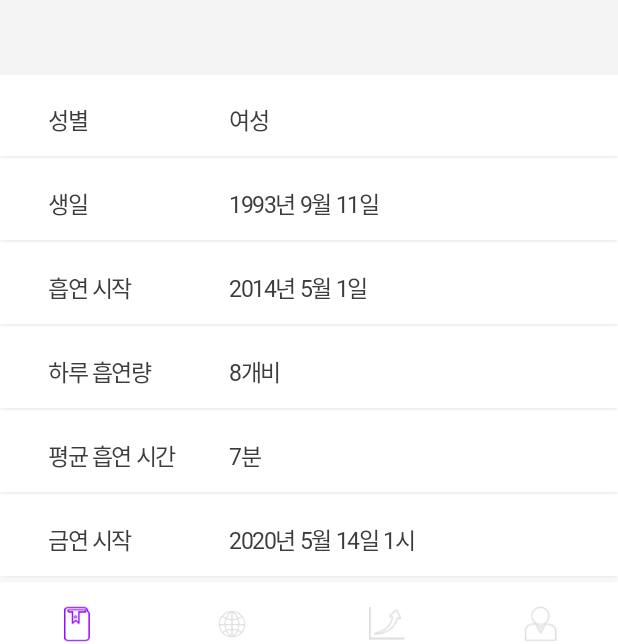
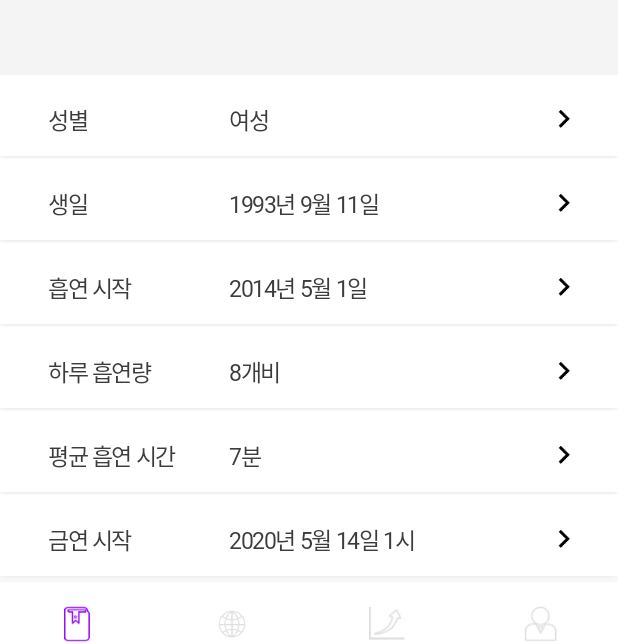
Before and after one commit to 1111111111-app/sNoker, an Android app: the fragment MyPageFragment placed in its activity, on a phone screen of 412 x 824 dp. Shown: the part 570-1214 px from the top of the screen. Run offline under Robolectric (Android 15) with nearby library versions, the phone set to English and light mode, and no system bars; our stand-ins replace data binding.

Commit message:
Add mypage fragment resource

```diff
--- a/app/src/main/res/layout/fragment_mypage.xml
+++ b/app/src/main/res/layout/fragment_mypage.xml
@@ -100,7 +100,7 @@
             app:layout_constraintTop_toTopOf="@+id/myPostImage" />
 
         <ImageView
-            android:id="@+id/imageView5"
+            android:id="@+id/changePostImage"
             android:layout_width="wrap_content"
             android:layout_height="wrap_content"
             android:layout_marginEnd="24dp"
@@ -108,7 +108,7 @@
             app:layout_constraintBottom_toBottomOf="@+id/myPostImage"
             app:layout_constraintEnd_toEndOf="parent"
             app:layout_constraintTop_toTopOf="@+id/myPostImage"
-            app:srcCompat="@drawable/chevron_right" />
+            android:background="@drawable/chevron_right" />
 
         <TextView
             android:id="@+id/profileText"
@@ -368,6 +368,72 @@
             app:layout_constraintStart_toStartOf="@+id/myGenderText"
             app:layout_constraintTop_toTopOf="@+id/stopSmokeImage" />
 
+        <ImageView
+            android:id="@+id/changeGenderImage"
+            android:layout_width="wrap_content"
+            android:layout_height="wrap_content"
+            android:layout_marginEnd="24dp"
+            android:layout_marginRight="24dp"
+            app:layout_constraintBottom_toBottomOf="@+id/genderImage"
+            app:layout_constraintEnd_toEndOf="parent"
+            app:layout_constraintTop_toTopOf="@+id/genderImage"
+            android:background="@drawable/chevron_right" />
+
+        <ImageView
+            android:id="@+id/changeBirthImage"
+            android:layout_width="wrap_content"
+            android:layout_height="wrap_content"
+            android:layout_marginEnd="24dp"
+            android:layout_marginRight="24dp"
+            app:layout_constraintBottom_toBottomOf="@+id/birthImage"
+            app:layout_constraintEnd_toEndOf="parent"
+            app:layout_constraintTop_toTopOf="@+id/birthImage"
+            android:background="@drawable/chevron_right" />
+
+        <ImageView
+            android:id="@+id/changeStartSmokeImage"
+            android:layout_width="wrap_content"
+            android:layout_height="wrap_content"
+            android:layout_marginEnd="24dp"
+            android:layout_marginRight="24dp"
+            app:layout_constraintBottom_toBottomOf="@+id/startSmokeImage"
+            app:layout_constraintEnd_toEndOf="parent"
+            app:layout_constraintTop_toTopOf="@+id/startSmokeImage"
+            android:background="@drawable/chevron_right" />
+
+        <ImageView
+            android:id="@+id/changeCountSmokeImage"
+            android:layout_width="wrap_content"
+            android:layout_height="wrap_content"
+            android:layout_marginEnd="24dp"
+            android:layout_marginRight="24dp"
+            app:layout_constraintBottom_toBottomOf="@+id/countSmokeImage"
+            app:layout_constraintEnd_toEndOf="parent"
+            app:layout_constraintTop_toTopOf="@+id/countSmokeImage"
+            android:background="@drawable/chevron_right" />
+
+        <ImageView
+            android:id="@+id/changeTimeSmokeImage"
+            android:layout_width="wrap_content"
+            android:layout_height="wrap_content"
+            android:layout_marginEnd="24dp"
+            android:layout_marginRight="24dp"
+            app:layout_constraintBottom_toBottomOf="@+id/timeSmokeImage"
+            app:layout_constraintEnd_toEndOf="parent"
+            app:layout_constraintTop_toTopOf="@+id/timeSmokeImage"
+            android:background="@drawable/chevron_right" />
+
+        <ImageView
+            android:id="@+id/changeStopSmokeImage"
+            android:layout_width="wrap_content"
+            android:layout_height="wrap_content"
+            android:layout_marginEnd="24dp"
+            android:layout_marginRight="24dp"
+            app:layout_constraintBottom_toBottomOf="@+id/stopSmokeImage"
+            app:layout_constraintEnd_toEndOf="parent"
+            app:layout_constraintTop_toTopOf="@+id/stopSmokeImage"
+            android:background="@drawable/chevron_right" />
+
     </androidx.constraintlayout.widget.ConstraintLayout>
 
 </layout>
```
